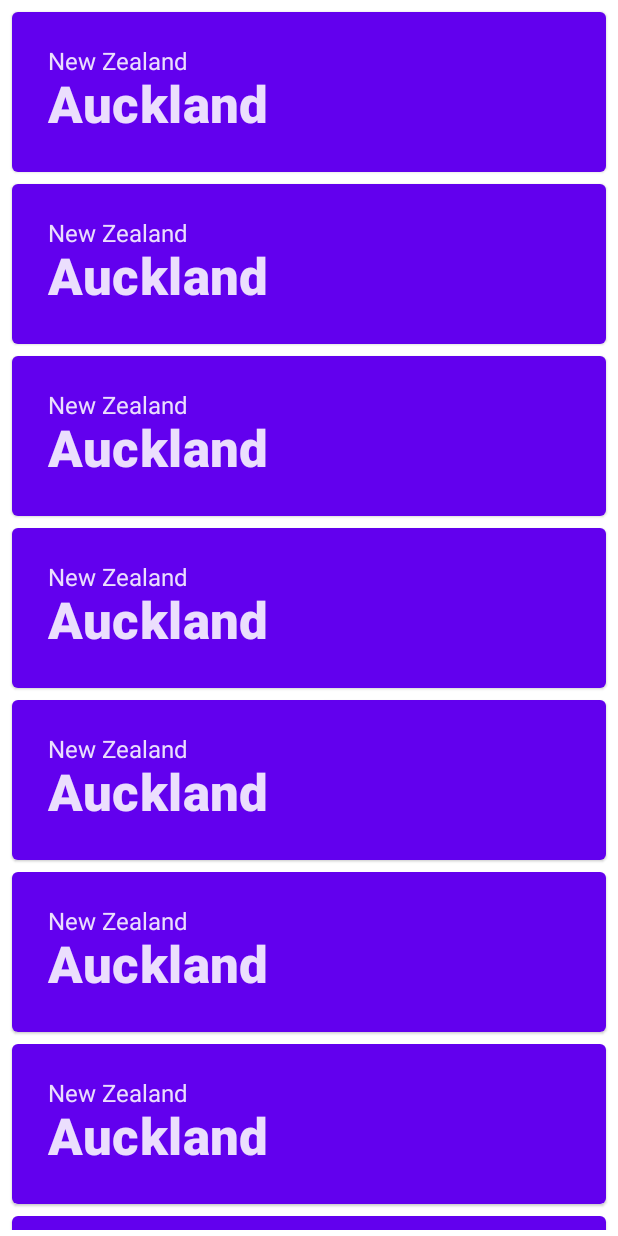
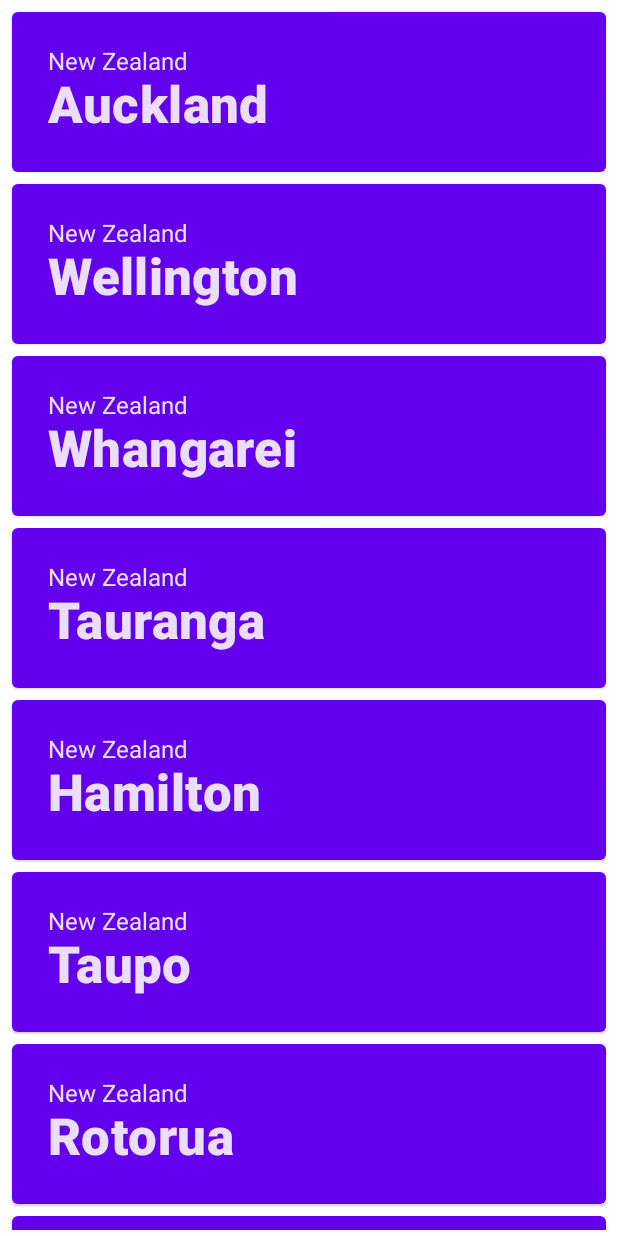
Before and after one commit to IgorDmitrievNZ/JetpackComposeWeather, an Android app built with Jetpack Compose: the screen it shows after launch (MainActivity), on a phone screen of 412 x 824 dp. Run offline under Robolectric (Android 15) with nearby library versions, the phone set to English and light mode, and no system bars.

Commit message:
Added city repository for two islands and basic weather data

```diff
--- a/app/build.gradle
+++ b/app/build.gradle
@@ -1,6 +1,7 @@
 plugins {
     id 'com.android.application'
     id 'kotlin-android'
+    id 'kotlin-parcelize'
 }
 
 android {
--- a/app/src/main/java/com/example/android/jetpackcomposeweather/MainActivity.kt
+++ b/app/src/main/java/com/example/android/jetpackcomposeweather/MainActivity.kt
@@ -20,6 +20,8 @@ import androidx.compose.ui.Modifier
 import androidx.compose.ui.text.font.FontWeight
 import androidx.compose.ui.tooling.preview.Preview
 import androidx.compose.ui.unit.dp
+import com.example.android.jetpackcomposeweather.repository.City
+import com.example.android.jetpackcomposeweather.repository.Weather
 import com.example.android.jetpackcomposeweather.ui.theme.JetpackComposeWeatherTheme
 
 class MainActivity : ComponentActivity() {
@@ -67,24 +69,23 @@ private fun CardContent(name: String) {
 }
 
 @Composable
-private fun Greeting(name: String) {
+private fun Greeting(cityName: String) {
     Card(
         backgroundColor = MaterialTheme.colors.primary,
         modifier = Modifier.padding(vertical = 4.dp, horizontal = 8.dp)
     ) {
-        CardContent(name)
+        CardContent(cityName)
     }
 }
 
 @Composable
-private fun Greetings(names: List<String> = List(1000) { "Auckland" }) {
+private fun Greetings(names: List<Weather> = City.getNorthCities()) {
     LazyColumn(modifier = Modifier.padding(vertical = 4.dp)) {
         items(items = names) { name ->
-            Greeting(name = name)
+            Greeting(cityName = name.city.city)
         }
     }
 }
-
 
 @Preview(showBackground = true)
 @Composable
--- /dev/null
+++ b/app/src/main/java/com/example/android/jetpackcomposeweather/repository/City.kt
@@ -0,0 +1,41 @@
+package com.example.android.jetpackcomposeweather.repository
+
+import android.os.Parcelable
+import kotlinx.parcelize.Parcelize
+
+
+@Parcelize
+data class City(
+    val city: String
+) : Parcelable {
+    companion object {
+        fun getDefaultCity() = City("Auckland")
+
+        fun getSouthCities() = listOf(
+            Weather(City("Nelson")),
+            Weather(City("Blenheim")),
+            Weather(City("Picton")),
+            Weather(City("Westport")),
+            Weather(City("Christchurch")),
+            Weather(City("Queenstown")),
+            Weather(City("Invercargill")),
+            Weather(City("Dunedin")),
+        )
+
+        fun getNorthCities() = listOf(
+            Weather(City("Auckland")),
+            Weather(City("Wellington")),
+            Weather(City("Whangarei")),
+            Weather(City("Tauranga")),
+            Weather(City("Hamilton")),
+            Weather(City("Taupo")),
+            Weather(City("Rotorua")),
+            Weather(City("Gisborne")),
+            Weather(City("Napier")),
+            Weather(City("Palmerston North")),
+            Weather(City("Masterton")),
+            Weather(City("Lower Hutt")),
+            Weather(City("New Plymouth"))
+        )
+    }
+}
--- /dev/null
+++ b/app/src/main/java/com/example/android/jetpackcomposeweather/repository/Weather.kt
@@ -0,0 +1,12 @@
+package com.example.android.jetpackcomposeweather.repository
+
+import android.os.Parcelable
+import kotlinx.parcelize.Parcelize
+
+@Parcelize
+data class Weather(
+    var city: City = City.getDefaultCity(),
+    val temperature: Int = 0,
+    val feelsLike: Int = 0,
+    val condition: String? = "none"
+) : Parcelable
```
